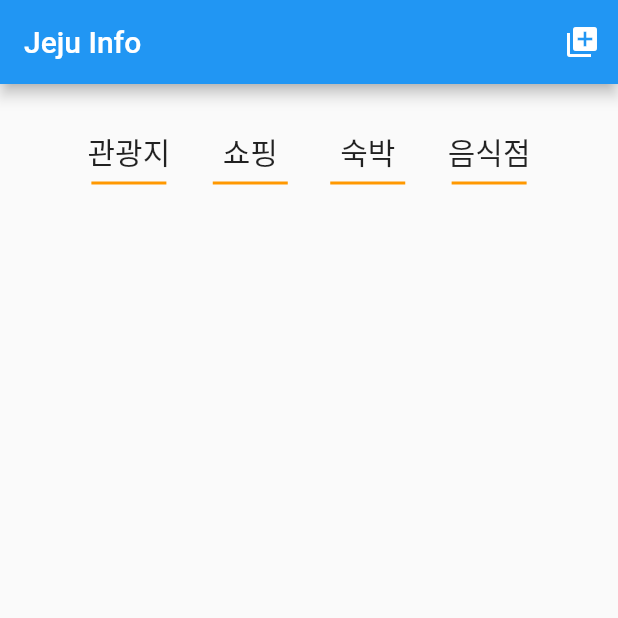
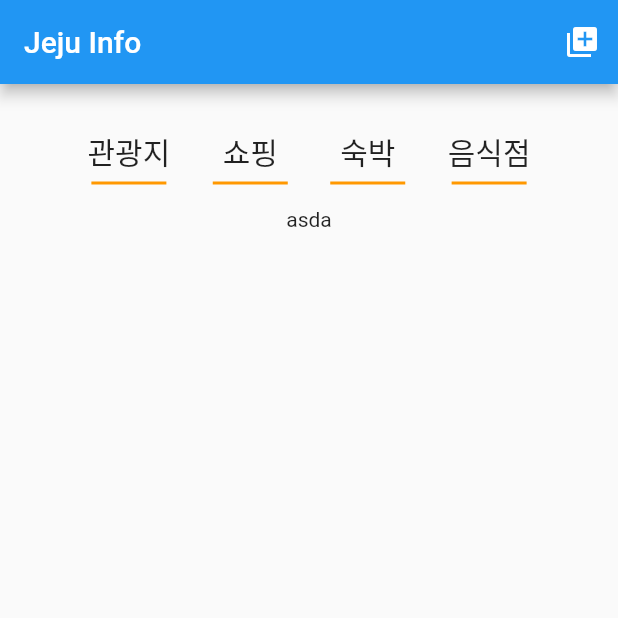
Before and after one commit to jwkk1/jejuInfo-flutter, a Flutter app: the screen it shows after launch, on a phone screen of 412 x 824 dp, the top half of it. Run offline on Flutter 3.47's test engine with Material 2 defaults, Android fonts, the phone set to English and light mode, and no system bars; our stand-ins replace flutter_dotenv; network calls fail.

```diff
--- a/lib/main.dart
+++ b/lib/main.dart
@@ -1,11 +1,20 @@
 import 'package:flutter/material.dart';
 import 'package:jejuinfo/pages/home.dart';
+import 'package:jejuinfo/store/searchListStore.dart';
+import 'package:provider/provider.dart';
+import 'package:flutter_dotenv/flutter_dotenv.dart';
 
-void main() {
-  runApp(const MaterialApp(
-    title: 'JejuInfo',
-    home: MyApp(),
-  ));
+void main() async{
+  await dotenv.load(fileName: 'assets/config/.env');
+
+  runApp(
+      MultiProvider(providers: [
+        ChangeNotifierProvider(create: (c) => SearchListStore()),
+      ],
+        child: MaterialApp(
+            home: MyApp()
+        ),)
+  );
 }
 
 class MyApp extends StatelessWidget {
--- a/lib/pages/home.dart
+++ b/lib/pages/home.dart
@@ -1,4 +1,5 @@
 import 'package:flutter/material.dart';
+import 'package:jejuinfo/widgets/searchList.dart';
 
 class Home extends StatefulWidget {
   const Home({Key? key}) : super(key: key);
@@ -22,7 +23,9 @@ class _HomeState extends State<Home> {
             Row(
               mainAxisAlignment: MainAxisAlignment.spaceEvenly,
               children: [
-                Column(
+                GestureDetector(
+                  onTap: (){},
+                  child: Column(
                     children: [
                       Text('관광지', style: TextStyle(fontSize: 20)),
                       Container(
@@ -33,7 +36,10 @@ class _HomeState extends State<Home> {
                       ),
                     ],
                   ),
-                Column(
+                ),
+                GestureDetector(
+                  onTap: (){},
+                  child: Column(
                     children: [
                       Text('쇼핑', style: TextStyle(fontSize: 20)),
                       Container(
@@ -44,7 +50,10 @@ class _HomeState extends State<Home> {
                       ),
                     ],
                   ),
-                Column(
+                ),
+                GestureDetector(
+                  onTap: (){},
+                  child: Column(
                     children: [
                       Text('숙박', style: TextStyle(fontSize: 20)),
                       Container(
@@ -54,6 +63,7 @@ class _HomeState extends State<Home> {
                         color: Colors.orange,
                       ),
                     ],
+                  ),
                 ),
                 Column(
                   children: [
@@ -67,7 +77,12 @@ class _HomeState extends State<Home> {
                   ],
                 ),
               ],
-            )
+            ),
+            // 상단 카테고리 영역
+            SizedBox(
+              height: 15,
+          ),
+            SearchList(),
           ],
         ),
       ),
--- /dev/null
+++ b/lib/store/searchListStore.dart
@@ -0,0 +1,23 @@
+import 'package:flutter/material.dart';
+import 'package:provider/provider.dart';
+import 'package:http/http.dart' as http;
+import 'dart:convert';
+import 'package:flutter_dotenv/flutter_dotenv.dart';
+
+
+class SearchListStore extends ChangeNotifier {
+  var searchList = [];
+
+
+  getList() async {
+    try{
+      var result = await http.get(Uri.parse('${dotenv.env['BASE_URL']}'));
+      var result2 = jsonDecode(result.body);
+      searchList = result2['items'];
+      notifyListeners();
+    }catch(e){
+      print(e);
+    }
+
+  }
+}
--- /dev/null
+++ b/lib/widgets/searchList.dart
@@ -0,0 +1,28 @@
+import 'package:flutter/material.dart';
+import 'package:http/http.dart' as http;
+import 'dart:convert';
+
+import 'package:jejuinfo/store/searchListStore.dart';
+import 'package:provider/provider.dart';
+
+
+class SearchList extends StatefulWidget {
+  const SearchList({Key? key}) : super(key: key);
+
+  @override
+  State<SearchList> createState() => _SearchListState();
+}
+
+class _SearchListState extends State<SearchList> {
+
+
+  @override
+  void initState() {
+    super.initState();
+    context.read<SearchListStore>().getList();
+  }
+  @override
+  Widget build(BuildContext context) {
+    return Text('asda');
+  }
+}
--- a/pubspec.yaml
+++ b/pubspec.yaml
@@ -31,6 +31,8 @@ dependencies:
     sdk: flutter
 
   provider: ^6.0.1
+  http: ^0.13.4
+  flutter_dotenv: ^5.0.2
 
 
   # The following adds the Cupertino Icons font to your application.
@@ -53,7 +55,8 @@ dev_dependencies:
 
 # The following section is specific to Flutter packages.
 flutter:
-
+  assets:
+    - assets/config/.env
   # The following line ensures that the Material Icons font is
   # included with your application, so that you can use the icons in
   # the material Icons class.
```
Also changed, not shown: pubspec.lock, 1 other file. Lines whose indentation alone changed are shown as unchanged.
